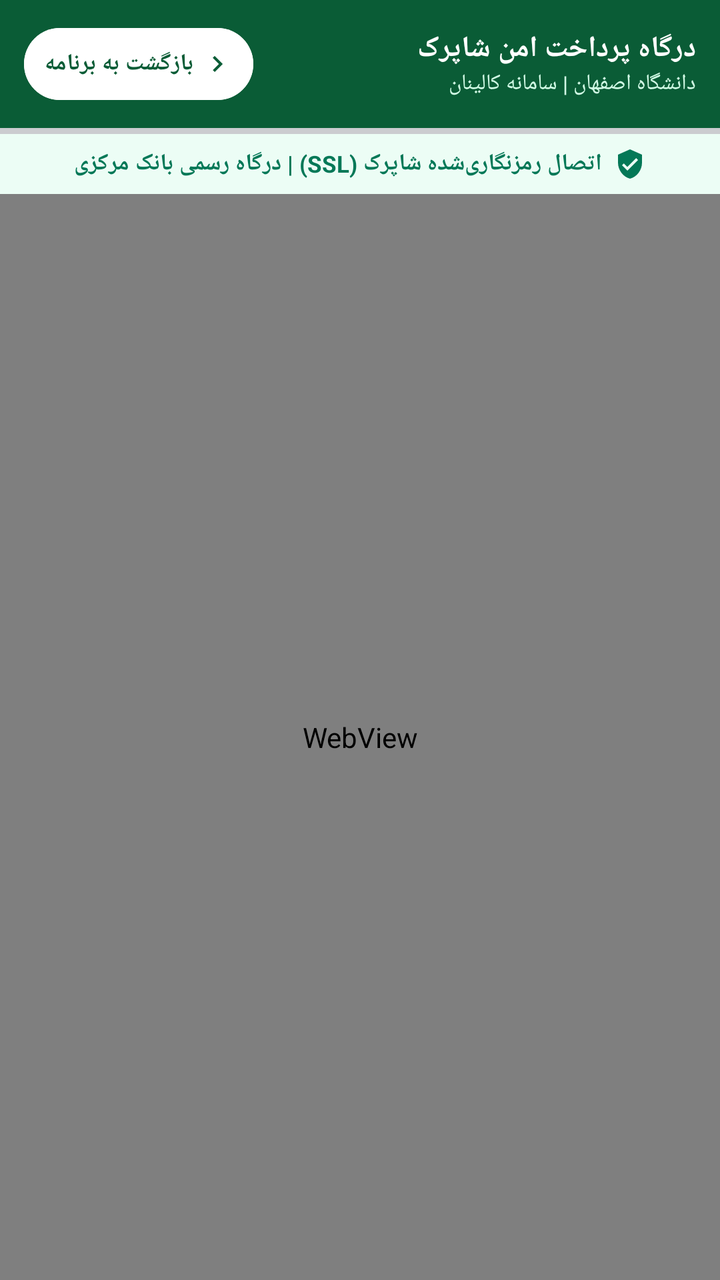
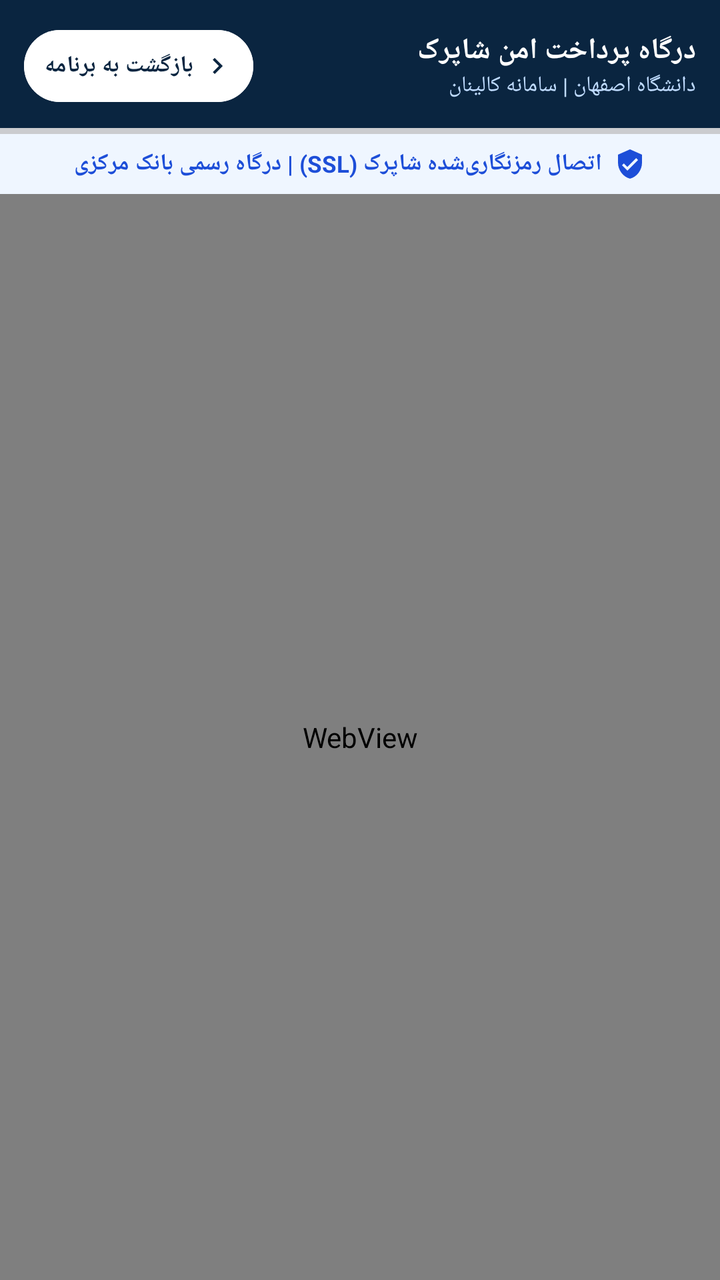

Before-and-after screenshots of an Android layout around one commit, followed by the original layout XML and the change that was made.
<!-- AndroidManifest.xml: application theme Theme.SFD -->
<!-- res/layout/activity_payment.xml -->
<?xml version="1.0" encoding="utf-8"?>
<LinearLayout xmlns:android="http://schemas.android.com/apk/res/android"
    xmlns:app="http://schemas.android.com/apk/res-auto"
    android:layout_width="match_parent"
    android:layout_height="match_parent"
    android:orientation="vertical"
    android:background="@color/bg_app"
    android:layoutDirection="rtl">

    <com.google.android.material.appbar.MaterialToolbar
        android:id="@+id/toolbar"
        android:layout_width="match_parent"
        android:layout_height="?attr/actionBarSize"
        android:background="@color/primary"
        app:contentInsetStart="12dp"
        app:contentInsetEnd="12dp">

        <RelativeLayout
            android:layout_width="match_parent"
            android:layout_height="match_parent">

            <LinearLayout
                android:layout_width="wrap_content"
                android:layout_height="wrap_content"
                android:layout_alignParentStart="true"
                android:layout_centerVertical="true"
                android:layout_toStartOf="@id/btnReturnToApp"
                android:orientation="vertical">

                <TextView
                    android:id="@+id/tvPaymentToolbarTitle"
                    android:layout_width="wrap_content"
                    android:layout_height="wrap_content"
                    android:text="درگاه پرداخت امن شاپرک"
                    android:textColor="@android:color/white"
                    android:textSize="14.5sp"
                    android:textStyle="bold"
                    android:singleLine="true"
                    android:ellipsize="end" />

                <TextView
                    android:id="@+id/tvPaymentToolbarSubtitle"
                    android:layout_width="wrap_content"
                    android:layout_height="wrap_content"
                    android:text="دانشگاه اصفهان | سامانه کالینان"
                    android:textColor="@color/text_emerald_subtitle"
                    android:textSize="11sp"
                    android:singleLine="true"
                    android:ellipsize="end" />
            </LinearLayout>

            <com.google.android.material.button.MaterialButton
                android:id="@+id/btnReturnToApp"
                style="@style/Widget.Material3.Button.TonalButton"
                android:layout_width="wrap_content"
                android:layout_height="36dp"
                android:layout_alignParentEnd="true"
                android:layout_centerVertical="true"
                android:layout_marginStart="8dp"
                android:backgroundTint="#FFFFFF"
                android:elevation="0dp"
                android:insetTop="0dp"
                android:insetBottom="0dp"
                android:paddingHorizontal="10dp"
                android:paddingVertical="0dp"
                android:text="بازگشت به برنامه"
                android:textColor="@color/primary"
                android:textSize="11.5sp"
                android:textStyle="bold"
                app:cornerRadius="18dp"
                app:icon="@drawable/ic_chevron_right"
                app:iconGravity="textStart"
                app:iconPadding="4dp"
                app:iconSize="16dp"
                app:iconTint="@color/primary" />

        </RelativeLayout>
    </com.google.android.material.appbar.MaterialToolbar>

    <ProgressBar
        android:id="@+id/progressBar"
        style="?android:attr/progressBarStyleHorizontal"
        android:layout_width="match_parent"
        android:layout_height="3dp"
        android:indeterminate="false"
        android:max="100"
        android:progressTint="@color/accent" />

    
    <LinearLayout
        android:layout_width="match_parent"
        android:layout_height="wrap_content"
        android:background="#ECFDF5"
        android:gravity="center"
        android:orientation="horizontal"
        android:paddingVertical="7dp"
        android:paddingHorizontal="14dp">

        <ImageView
            android:layout_width="16dp"
            android:layout_height="16dp"
            android:src="@drawable/ic_security_shield"
            app:tint="#047857" />

        <TextView
            android:layout_width="wrap_content"
            android:layout_height="wrap_content"
            android:layout_marginStart="6dp"
            android:text="اتصال رمزنگاری‌شده شاپرک (SSL) | درگاه رسمی بانک مرکزی"
            android:textColor="#047857"
            android:textSize="11.5sp"
            android:textStyle="bold" />
    </LinearLayout>

    <FrameLayout
        android:layout_width="match_parent"
        android:layout_height="match_parent">

        <WebView
            android:id="@+id/webView"
            android:layout_width="match_parent"
            android:layout_height="match_parent" />

        <LinearLayout
            android:id="@+id/loadingLayout"
            android:layout_width="wrap_content"
            android:layout_height="wrap_content"
            android:layout_gravity="center"
            android:gravity="center"
            android:orientation="vertical"
            android:visibility="gone">

            <ProgressBar
                android:layout_width="44dp"
                android:layout_height="44dp"
                android:indeterminateTint="@color/primary" />

            <TextView
                android:layout_width="wrap_content"
                android:layout_height="wrap_content"
                android:layout_marginTop="12dp"
                android:text="در حال برقراری ارتباط با درگاه شاپرک..."
                android:textColor="@color/text_primary"
                android:textSize="13sp"
                android:textStyle="bold" />
        </LinearLayout>
    </FrameLayout>
</LinearLayout>
<!-- resources referenced by this layout -->
<resources>
  <color name="accent">#D97706</color>
  <color name="bg_app">#F8FAFC</color>
  <color name="primary">#0A5C36</color>
  <color name="text_emerald_subtitle">#D1FAE5</color>
  <color name="text_primary">#0F172A</color>
  <!-- drawable ic_chevron_right (drawable) -->
  <vector xmlns:android="http://schemas.android.com/apk/res/android"
      android:width="20dp"
      android:height="20dp"
      android:viewportWidth="24"
      android:viewportHeight="24">
      <path
          android:fillColor="#0F172A"
          android:pathData="M8.59,16.59L13.17,12L8.59,7.41L10,6L16,12L10,18L8.59,16.59Z"/>
  </vector>
  <!-- drawable ic_security_shield (drawable) -->
  <vector xmlns:android="http://schemas.android.com/apk/res/android"
      android:width="20dp"
      android:height="20dp"
      android:viewportWidth="24"
      android:viewportHeight="24">
      <path
          android:fillColor="#047857"
          android:pathData="M12,1L3,5V11C3,16.55 6.84,21.74 12,23C17.16,21.74 21,16.55 21,11V5L12,1M10,17L6,13L7.41,11.59L10,14.17L16.59,7.58L18,9L10,17Z"/>
  </vector>
  <style name="Theme.SFD" parent="Theme.Material3.Light.NoActionBar">
          <item name="colorPrimary">@color/primary</item>
          <item name="colorOnPrimary">@color/white</item>
          <item name="colorPrimaryContainer">@color/primary_container</item>
          <item name="colorOnPrimaryContainer">@color/on_primary_container</item>
          <item name="colorSecondary">@color/accent</item>
          <item name="colorOnSecondary">@color/white</item>
          <item name="colorSurface">@color/surface</item>
          <item name="colorOnSurface">@color/text_primary</item>
          <item name="colorOutline">@color/border_medium</item>
          <item name="android:windowBackground">@color/bg_app</item>
          <item name="android:statusBarColor">@color/primary_dark</item>
          <item name="android:windowLightStatusBar">false</item>
          <item name="android:navigationBarColor">@color/bg_app</item>
          <item name="android:windowLightNavigationBar">true</item>
      </style>
  <color name="white">#FFFFFF</color>
  <color name="primary_container">#ECFDF5</color>
  <color name="on_primary_container">#064E3B</color>
  <color name="surface">#FFFFFF</color>
  <color name="border_medium">#CBD5E1</color>
  <color name="primary_dark">#043E23</color>
</resources>

<!-- the commit's change to res/layout/activity_payment.xml (unified diff, before → after) -->
@@ -10,7 +10,10 @@
     <com.google.android.material.appbar.MaterialToolbar
         android:id="@+id/toolbar"
         android:layout_width="match_parent"
-        android:layout_height="?attr/actionBarSize"
+        android:layout_height="wrap_content"
+        android:minHeight="?attr/actionBarSize"
+        android:paddingTop="8dp"
+        android:paddingBottom="6dp"
         android:background="@color/primary"
         app:contentInsetStart="12dp"
         app:contentInsetEnd="12dp">
@@ -90,7 +93,7 @@
     <LinearLayout
         android:layout_width="match_parent"
         android:layout_height="wrap_content"
-        android:background="#ECFDF5"
+        android:background="#EFF6FF"
         android:gravity="center"
         android:orientation="horizontal"
         android:paddingVertical="7dp"
@@ -100,14 +103,14 @@
             android:layout_width="16dp"
             android:layout_height="16dp"
             android:src="@drawable/ic_security_shield"
-            app:tint="#047857" />
+            app:tint="#1D4ED8" />
 
         <TextView
             android:layout_width="wrap_content"
             android:layout_height="wrap_content"
             android:layout_marginStart="6dp"
             android:text="اتصال رمزنگاری‌شده شاپرک (SSL) | درگاه رسمی بانک مرکزی"
-            android:textColor="#047857"
+            android:textColor="#1D4ED8"
             android:textSize="11.5sp"
             android:textStyle="bold" />
     </LinearLayout>
<!-- resource entries referenced after the edit -->
@@ -1,9 +1,9 @@
 <!-- resources referenced by this layout -->
 <resources>
-  <color name="accent">#D97706</color>
+  <color name="accent">#0284C7</color>
   <color name="bg_app">#F8FAFC</color>
-  <color name="primary">#0A5C36</color>
-  <color name="text_emerald_subtitle">#D1FAE5</color>
+  <color name="primary">#0A2540</color>
+  <color name="text_emerald_subtitle">#BFDBFE</color>
   <color name="text_primary">#0F172A</color>
   <!-- drawable ic_chevron_right (drawable) -->
   <vector xmlns:android="http://schemas.android.com/apk/res/android"
@@ -22,7 +22,7 @@
       android:viewportWidth="24"
       android:viewportHeight="24">
       <path
-          android:fillColor="#047857"
+          android:fillColor="#1D4ED8"
           android:pathData="M12,1L3,5V11C3,16.55 6.84,21.74 12,23C17.16,21.74 21,16.55 21,11V5L12,1M10,17L6,13L7.41,11.59L10,14.17L16.59,7.58L18,9L10,17Z"/>
   </vector>
   <style name="Theme.SFD" parent="Theme.Material3.Light.NoActionBar">
@@ -42,10 +42,10 @@
           <item name="android:windowLightNavigationBar">true</item>
       </style>
   <color name="white">#FFFFFF</color>
-  <color name="primary_container">#ECFDF5</color>
-  <color name="on_primary_container">#064E3B</color>
+  <color name="primary_container">#EFF6FF</color>
+  <color name="on_primary_container">#1E3A8A</color>
   <color name="surface">#FFFFFF</color>
   <color name="border_medium">#CBD5E1</color>
-  <color name="primary_dark">#043E23</color>
+  <color name="primary_dark">#06182A</color>
 </resources>
 
